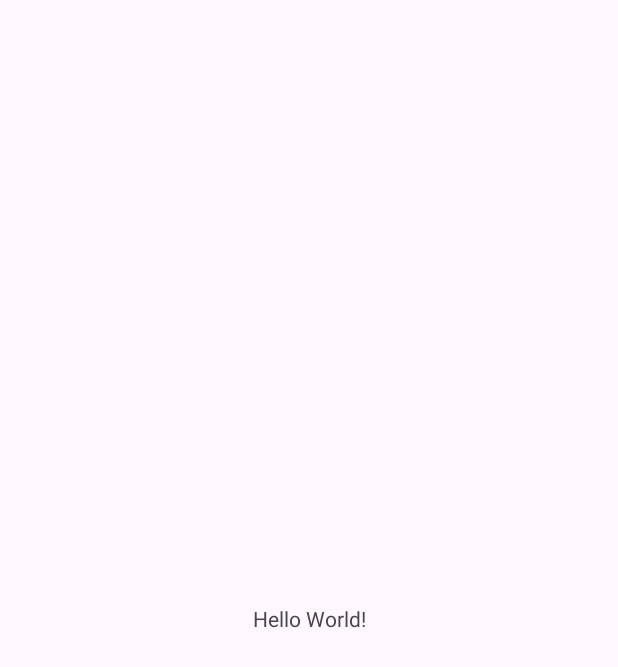
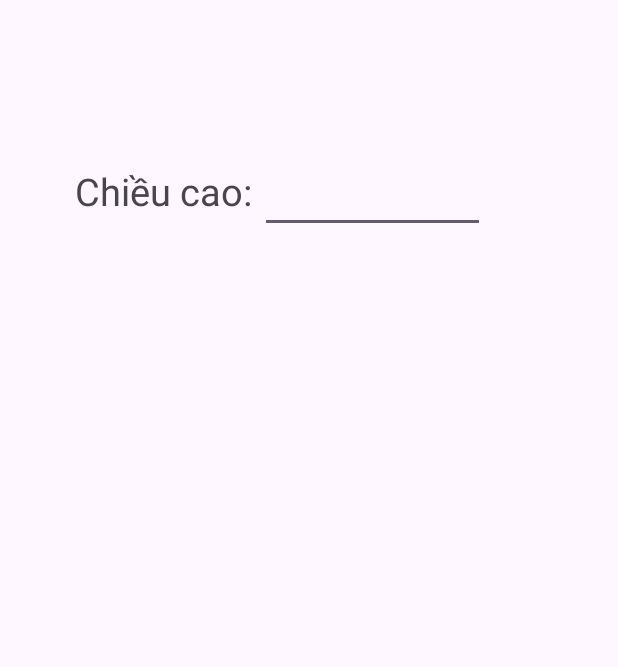
Before and after one commit to NguyenMinhDuc63133738/63133738-AndroidProgramming, an Android app: the screen it shows after launch (MainActivity), on a phone screen of 412 x 824 dp. Before the commit the part shown is almost empty. Shown: the top 667 px of the screen. Run offline under Robolectric (Android 15) with nearby library versions, the phone set to English and light mode, and no system bars.

Commit message:
Update activity_main.xml

```diff
--- a/ThiGK_63133738/Cau2_AppTinhBMI/app/src/main/res/layout/activity_main.xml
+++ b/ThiGK_63133738/Cau2_AppTinhBMI/app/src/main/res/layout/activity_main.xml
@@ -1,19 +1,31 @@
 <?xml version="1.0" encoding="utf-8"?>
-<androidx.constraintlayout.widget.ConstraintLayout xmlns:android="http://schemas.android.com/apk/res/android"
+<LinearLayout xmlns:android="http://schemas.android.com/apk/res/android"
     xmlns:app="http://schemas.android.com/apk/res-auto"
     xmlns:tools="http://schemas.android.com/tools"
     android:id="@+id/main"
     android:layout_width="match_parent"
     android:layout_height="match_parent"
-    tools:context=".MainActivity">
+    tools:context=".MainActivity"
+    android:orientation="vertical">
 
-    <TextView
+    <LinearLayout
         android:layout_width="wrap_content"
         android:layout_height="wrap_content"
-        android:text="Hello World!"
-        app:layout_constraintBottom_toBottomOf="parent"
-        app:layout_constraintEnd_toEndOf="parent"
-        app:layout_constraintStart_toStartOf="parent"
-        app:layout_constraintTop_toTopOf="parent" />
+        android:orientation="horizontal"
+        android:layout_marginTop="100dp">
+        <TextView
+            android:layout_width="wrap_content"
+            android:layout_height="wrap_content"
+            android:text="Chiều cao:"
+            android:layout_marginLeft="50dp"
+            android:textSize="25dp"/>
+        <EditText
+            android:id="@+id/et_chieucao"
+            android:layout_width="150dp"
+            android:layout_height="wrap_content"
+            android:layout_marginLeft="5dp"
+            android:textSize="25dp"
+            />
+    </LinearLayout>
 
-</androidx.constraintlayout.widget.ConstraintLayout>
+</LinearLayout>
```
